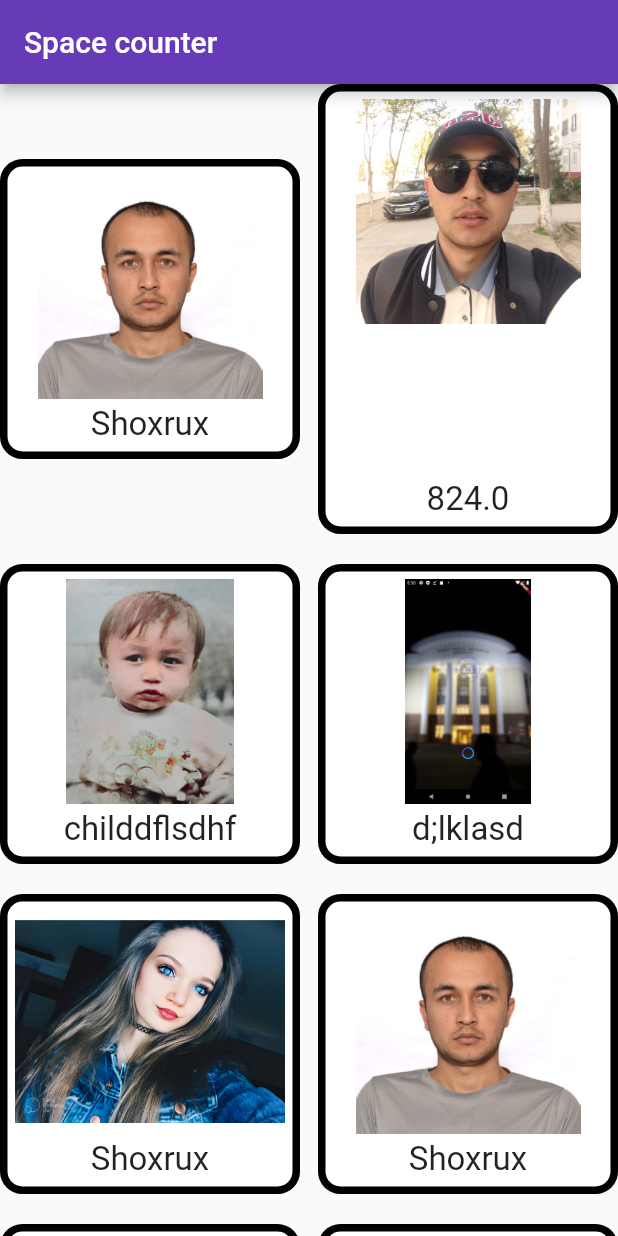
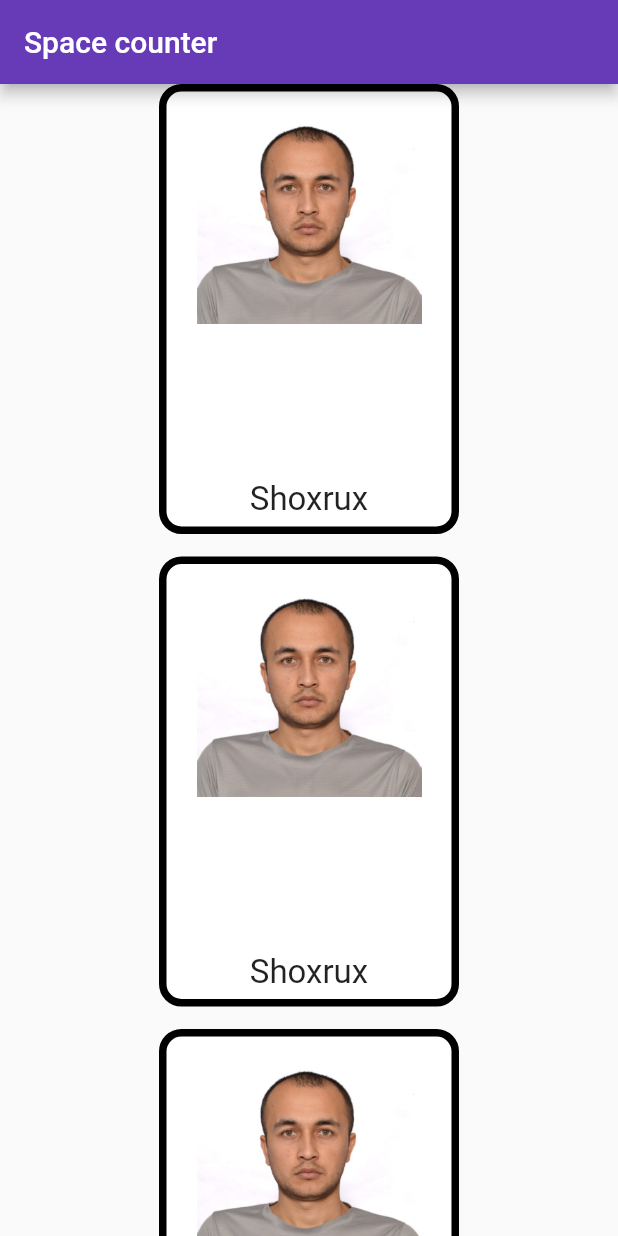
Before and after one commit to ShokhrukhDeveloper/bussines-card, a Flutter app: the screen it shows after launch, on a phone screen of 412 x 824 dp. Run offline on Flutter 3.47's test engine with Material 2 defaults, Android fonts, the phone set to English and light mode, and no system bars.

Commit message:
navigation added

```diff
--- a/lib/main.dart
+++ b/lib/main.dart
@@ -1,4 +1,5 @@
 import 'package:flutter/material.dart';
+import 'uchburchak.dart';
 
 void main() {
   runApp(const MaterialApp(home: MyApp(),));
@@ -14,15 +15,51 @@ class MyApp extends StatelessWidget {
         title: Text("Space counter"),
       ),
       body: SingleChildScrollView(
+        child: Center(
+          child: Wrap(
+            spacing: 15,
+           runSpacing: 15,
+           alignment: WrapAlignment.center,
+           children: [
+             InkWell(
+               onTap: (){
+                 Navigator.push(context, MaterialPageRoute(builder: (c)=>const Uchburchak()));
+               },
+               child: Container(
+                 padding: EdgeInsets.all(5),
+                 width: 200,
+                 height: 300,
+
                  child: Column(
-          children: [
-            Row(
                    mainAxisAlignment: MainAxisAlignment.spaceBetween,
                    children: [
+                     Image(
+                       image: AssetImage("images/own.jpg"),
+                       height: 150,
+
+                     ),
+                     Text("Shoxrux",
+                       style: TextStyle(
+                           fontSize: 22
+                       ),
+                     )
+                   ],
+                 ),
+                 decoration: BoxDecoration(
+                   color: Colors.white,
+                   border: Border.all(color: Colors.black,width: 5),
+                   borderRadius: BorderRadius.circular(15),
+                 ),
+               ),
+             ),
+
+
+
+
              Container(
                padding: EdgeInsets.all(5),
                width: 200,
-                  height: 200,
+               height: 300,
 
                child: Column(
                  mainAxisAlignment: MainAxisAlignment.spaceBetween,
@@ -54,99 +91,7 @@ class MyApp extends StatelessWidget {
                  mainAxisAlignment: MainAxisAlignment.spaceBetween,
                  children: [
                    Image(
-                        image: AssetImage("images/iam.jpg"),
-                        height: 150,
-
-                      ),
-                      Text("${MediaQuery.of(context).size.height}",
-                        style: TextStyle(
-                            fontSize: 22
-                        ),
-                      )
-                    ],
-                  ),
-                  decoration: BoxDecoration(
-                    color: Colors.white,
-                    border: Border.all(color: Colors.black,width: 5),
-                    borderRadius: BorderRadius.circular(15),
-                  ),
-                ),
-
-              ],
-            ),
-            SizedBox(height: 20,),
-            Row(
-              mainAxisAlignment: MainAxisAlignment.spaceBetween,
-              children: [
-                Container(
-                  padding: EdgeInsets.all(5),
-                  width: 200,
-                  height: 200,
-
-                  child: Column(
-                    mainAxisAlignment: MainAxisAlignment.spaceBetween,
-                    children: [
-                      Image(
-                        image: AssetImage("images/child.jpg"),
-                        height: 150,
-
-                      ),
-                      Text("childdflsdhf",
-                        style: TextStyle(
-                            fontSize: 22
-                        ),
-                      )
-                    ],
-                  ),
-                  decoration: BoxDecoration(
-                    color: Colors.white,
-                    border: Border.all(color: Colors.black,width: 5),
-                    borderRadius: BorderRadius.circular(15),
-                  ),
-                ),
-                Container(
-                  padding: EdgeInsets.all(5),
-                  width: 200,
-                  height: 200,
-
-                  child: Column(
-                    mainAxisAlignment: MainAxisAlignment.spaceBetween,
-                    children: [
-                      Image(
-                        image: AssetImage("images/unst.png"),
-                        height: 150,
-
-                      ),
-                      Text("d;lklasd",
-                        style: TextStyle(
-                            fontSize: 22
-                        ),
-                      )
-                    ],
-                  ),
-                  decoration: BoxDecoration(
-                    color: Colors.white,
-                    border: Border.all(color: Colors.black,width: 5),
-                    borderRadius: BorderRadius.circular(15),
-                  ),
-                ),
-
-              ],
-            ),
-            SizedBox(height: 20,),
-            Row(
-              mainAxisAlignment: MainAxisAlignment.spaceBetween,
-              children: [
-                Container(
-                  padding: EdgeInsets.all(5),
-                  width: 200,
-                  height: 200,
-
-                  child: Column(
-                    mainAxisAlignment: MainAxisAlignment.spaceBetween,
-                    children: [
-                      Image(
-                        image: AssetImage("images/music.jpg"),
+                     image: AssetImage("images/own.jpg"),
                      height: 150,
 
                    ),
@@ -166,40 +111,7 @@ class MyApp extends StatelessWidget {
              Container(
                padding: EdgeInsets.all(5),
                width: 200,
-                  height: 200,
-
-                  child: Column(
-                    mainAxisAlignment: MainAxisAlignment.spaceBetween,
-                    children: [
-                      Image(
-                        image: AssetImage("images/own.jpg"),
-                        height: 150,
-
-                      ),
-                      Text("Shoxrux",
-                        style: TextStyle(
-                            fontSize: 22
-                        ),
-                      )
-                    ],
-                  ),
-                  decoration: BoxDecoration(
-                    color: Colors.white,
-                    border: Border.all(color: Colors.black,width: 5),
-                    borderRadius: BorderRadius.circular(15),
-                  ),
-                ),
-
-              ],
-            ),
-            SizedBox(height: 20,),
-            Row(
-              mainAxisAlignment: MainAxisAlignment.spaceBetween,
-              children: [
-                Container(
-                  padding: EdgeInsets.all(5),
-                  width: 200,
-                  height: 200,
+               height: 300,
 
                child: Column(
                  mainAxisAlignment: MainAxisAlignment.spaceBetween,
@@ -225,7 +137,7 @@ class MyApp extends StatelessWidget {
              Container(
                padding: EdgeInsets.all(5),
                width: 200,
-                  height: 200,
+               height: 300,
 
                child: Column(
                  mainAxisAlignment: MainAxisAlignment.spaceBetween,
@@ -248,11 +160,8 @@ class MyApp extends StatelessWidget {
                  borderRadius: BorderRadius.circular(15),
                ),
              ),
-
            ],
           ),
-
-          ],
         ),
       ),
     );
```
Also changed, not shown: lib/uchburchak.dart (added, +122 -0 lines), lib/uchburchak/uchburchak.burchak.dart (added, +11 -0 lines), lib/uchburchak/uchburchak.tomonlari.dart (added, +13 -0 lines), lib/uchburchak/uchuburchak.halandlik.dart (added, +12 -0 lines). Lines whose indentation alone changed are shown as unchanged.
